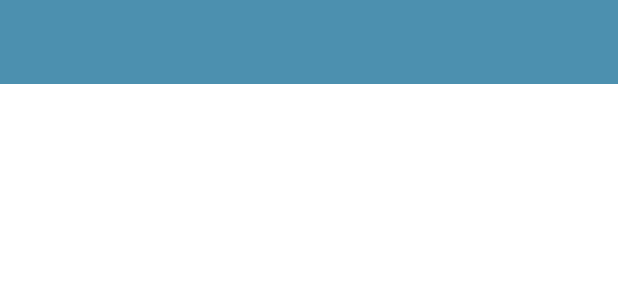
After one commit to fleetwoodmab/Diary, an Android app: the layout activity_entries_list.xml on its own in the app's theme, with its tools: preview values and no code run, on a phone screen of 412 x 824 dp. The commit adds this screen. Shown: the top 300 px of the screen. Run offline under Robolectric (Android 15) with nearby library versions, the phone set to English and light mode, and no system bars.

Commit message:
added empty entries list

```diff
--- /dev/null
+++ b/app/src/main/res/layout/activity_entries_list.xml
@@ -0,0 +1,25 @@
+<?xml version="1.0" encoding="utf-8"?>
+<androidx.coordinatorlayout.widget.CoordinatorLayout
+    xmlns:android="http://schemas.android.com/apk/res/android"
+    xmlns:app="http://schemas.android.com/apk/res-auto"
+    xmlns:tools="http://schemas.android.com/tools"
+    android:layout_width="match_parent"
+    android:layout_height="match_parent"
+    tools:context=".activities.EntriesListActivity">
+
+    <com.google.android.material.appbar.AppBarLayout
+        android:layout_width="match_parent"
+        android:layout_height="wrap_content"
+        android:background="@color/colorAccent"
+        android:fitsSystemWindows="true"
+        app:elevation="0dip"
+        app:theme="@style/ThemeOverlay.AppCompat.Dark.ActionBar">
+
+        <androidx.appcompat.widget.Toolbar
+            android:id="@+id/toolbar"
+            android:layout_width="match_parent"
+            android:layout_height="wrap_content"
+            app:titleTextColor="@color/colorPrimary" />
+    </com.google.android.material.appbar.AppBarLayout>
+
+</androidx.coordinatorlayout.widget.CoordinatorLayout>
--- a/app/src/main/res/values/strings.xml
+++ b/app/src/main/res/values/strings.xml
@@ -5,6 +5,4 @@
     <string name="hint_entryDescription">Description </string>
 
 
-
-
 </resources>
```
Also changed, not shown: app/src/main/AndroidManifest.xml (+5 -2 lines), app/src/main/java/ie/setu/diary/activities/EntriesListActivity.kt (added, +16 -0 lines).
